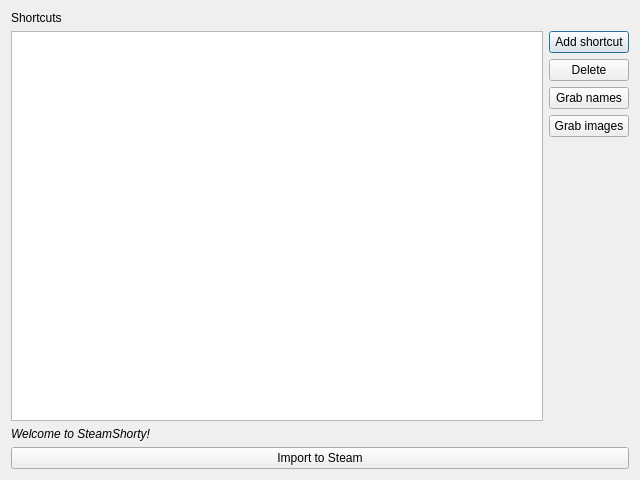
Qt form main_window.ui (OmarQurashi868/shortyQt) before a commit.
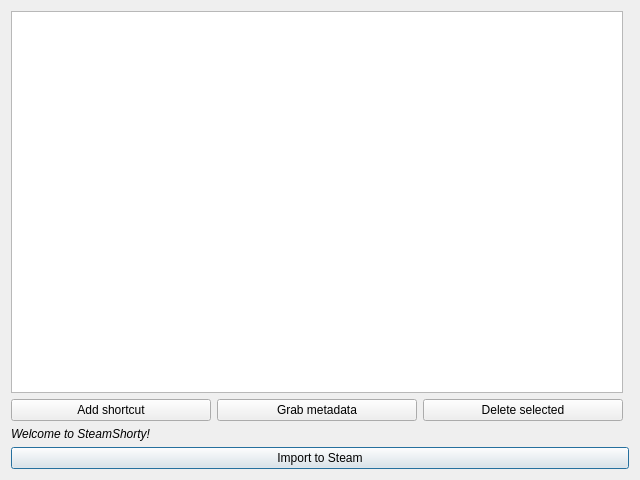
The same form after that commit.

Commit message: window works and gui split into file

What changed in the file:
```diff
--- a/main_window.ui
+++ b/main_window.ui
@@ -14,59 +14,20 @@
    <string>SteamShorty</string>
   </property>
   <layout class="QGridLayout" name="gridLayout">
-   <item row="0" column="0">
-    <widget class="QLabel" name="shortcutsLabel">
+   <item row="2" column="0" colspan="2">
+    <widget class="QLabel" name="statusLabel">
+     <property name="font">
+      <font>
+       <italic>true</italic>
+       <bold>false</bold>
+      </font>
+     </property>
      <property name="text">
-      <string>Shortcuts</string>
+      <string>Welcome to SteamShorty!</string>
      </property>
     </widget>
    </item>
-   <item row="1" column="1">
-    <layout class="QVBoxLayout" name="verticalLayout">
-     <item>
-      <widget class="QPushButton" name="addButton">
-       <property name="text">
-        <string>Add shortcut</string>
-       </property>
-      </widget>
-     </item>
-     <item>
-      <widget class="QPushButton" name="deleteButton">
-       <property name="text">
-        <string>Delete</string>
-       </property>
-      </widget>
-     </item>
-     <item>
-      <widget class="QPushButton" name="nameButton">
-       <property name="text">
-        <string>Grab names</string>
-       </property>
-      </widget>
-     </item>
-     <item>
-      <widget class="QPushButton" name="imageButton">
-       <property name="text">
-        <string>Grab images</string>
-       </property>
-      </widget>
-     </item>
-     <item>
-      <spacer name="verticalSpacer">
-       <property name="orientation">
-        <enum>Qt::Orientation::Vertical</enum>
-       </property>
-       <property name="sizeHint" stdset="0">
-        <size>
-         <width>20</width>
-         <height>40</height>
-        </size>
-       </property>
-      </spacer>
-     </item>
-    </layout>
-   </item>
-   <item row="4" column="0" colspan="2">
+   <item row="3" column="0" colspan="2">
     <widget class="QPushButton" name="importButton">
      <property name="toolTip">
       <string/>
@@ -76,7 +37,7 @@
      </property>
     </widget>
    </item>
-   <item row="1" column="0">
+   <item row="0" column="0">
     <widget class="QTableWidget" name="shortcutsList">
      <property name="sizePolicy">
       <sizepolicy hsizetype="Expanding" vsizetype="Expanding">
@@ -86,18 +47,30 @@
      </property>
     </widget>
    </item>
-   <item row="3" column="0" colspan="2">
-    <widget class="QLabel" name="statusLabel">
-     <property name="font">
-      <font>
-       <italic>true</italic>
-       <bold>false</bold>
-      </font>
-     </property>
-     <property name="text">
-      <string>Welcome to SteamShorty!</string>
-     </property>
-    </widget>
+   <item row="1" column="0">
+    <layout class="QHBoxLayout" name="horizontalLayout">
+     <item>
+      <widget class="QPushButton" name="addButton">
+       <property name="text">
+        <string>Add shortcut</string>
+       </property>
+      </widget>
+     </item>
+     <item>
+      <widget class="QPushButton" name="dataButton">
+       <property name="text">
+        <string>Grab metadata</string>
+       </property>
+      </widget>
+     </item>
+     <item>
+      <widget class="QPushButton" name="deleteButton">
+       <property name="text">
+        <string>Delete selected</string>
+       </property>
+      </widget>
+     </item>
+    </layout>
    </item>
   </layout>
  </widget>
```
Left out of the diff: 3 changed lines with no effect on the pictures. The commit also changes 4 other files.
